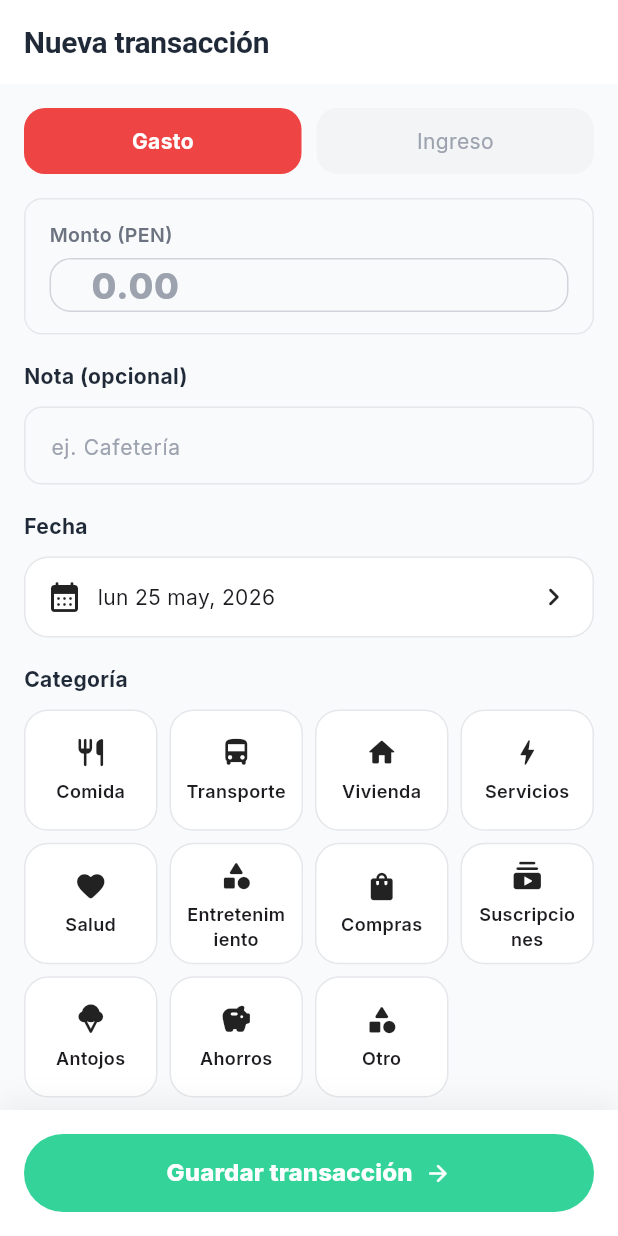
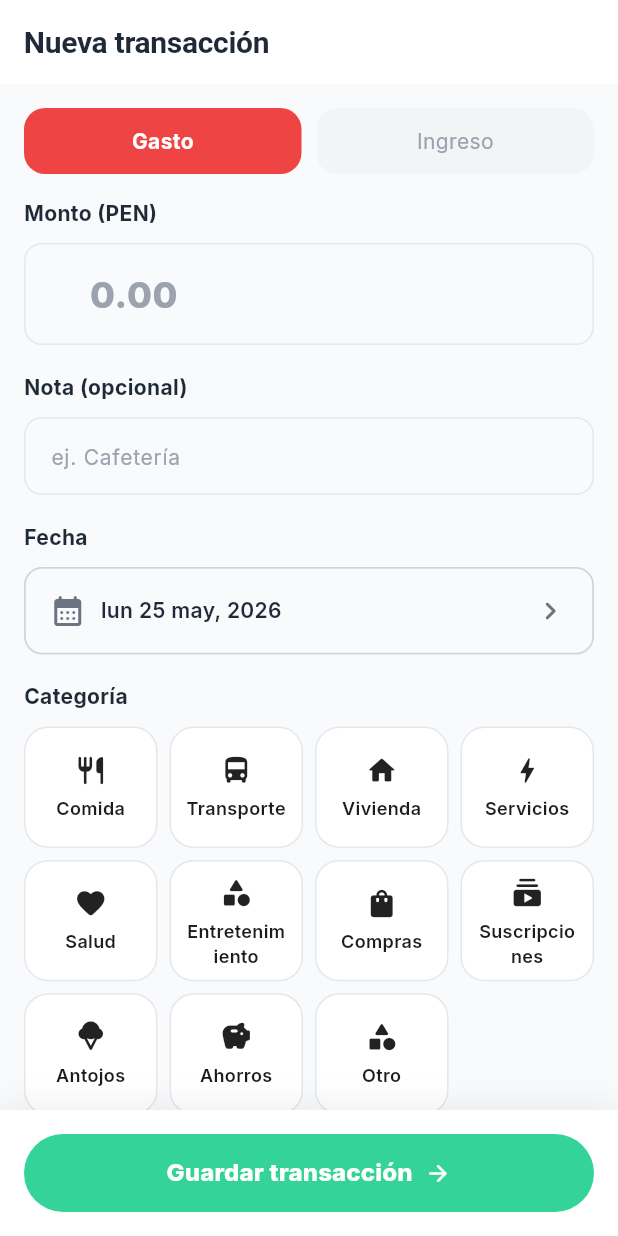
Before and after one commit to Tesis-2026/zenda_fronted_app, a Flutter app: the AddTransactionScreen screen opened by its route, on a phone screen of 412 x 824 dp. Run offline on Flutter 3.47's test engine with Material 3 defaults, Android fonts, the phone set to English and light mode, and no system bars; our stand-ins replace connectivity_plus, fl_chart, flutter_riverpod, flutter_secure_storage, go_router, google_fonts and 2 more; accounts and stored records are empty.

Commit message:
fix(ui): amount input double rectangle + invisible date picker tile
User-reported on the add-transaction screen (mock build):
1. Amount field showed two stacked rectangles (outer "Cantidad" card
   wrapping an inner input box).
2. Date picker tile had no visible border on the white surface — the
   user couldn't tell where to tap to open the picker.

Amount:
  AmountInputField used to be an outer bordered Container holding its
  own label + an unstyled TextField. The global InputDecorationTheme
  (light_theme.dart) sets `filled: true / fillColor: white / border:
  OutlineInputBorder`, which Flutter painted *underneath* the inner
  TextField regardless of the widget's explicit
  `filled: false, border: InputBorder.none`. Result: outer Container
  + theme-driven inner field box = double rectangle.

  Fix: AmountInputField is now a single themed TextField (matches
  AppTextField surface + adds large bold value + colored "S/" prefix).
  The `label` parameter was removed — callers render their own
  FieldLabel/Text above, same convention the budget screen already
  used. Updated 4 call sites (budget x2, add-transaction,
  edit-transaction).

Date picker:
  `_DatePickerTile` used `colors.card` (white) on `colors.bg`
  (#F9FAFB) with a `colors.border` (#E5E7EB) outline. Three near-white
  surfaces stacked → tile vanished into the form.

  Fix: switched the tile fill to #F9FAFB (same as input fields), made
  the border darker (#D1D5DB) and slightly thicker (1.2), and gave
  the chevron + calendar icons explicit `colors.textMuted` so the
  affordance reads as "tappable form field".

Co-Authored-By: Claude Opus 4.7 (1M context) <noreply@anthropic.com>

```diff
--- a/lib/core/widgets/amount_input_field.dart
+++ b/lib/core/widgets/amount_input_field.dart
@@ -1,75 +1,69 @@
 import 'package:flutter/material.dart';
 
+import '../theme/app_colors.dart';
+
+/// Single, themed amount input — large bold value with a colored "S/"
+/// prefix. Callers are expected to render their own label (e.g. via
+/// `FieldLabel`) above; this widget intentionally has NO outer
+/// container so it doesn't paint a second rectangle on top of the
+/// global `InputDecorationTheme` fill the framework already provides.
 class AmountInputField extends StatelessWidget {
   const AmountInputField({
     super.key,
     required this.controller,
-    required this.label,
     this.onChanged,
     this.autofocus = false,
     this.textInputAction,
   });
 
   final TextEditingController controller;
-  final String label;
   final ValueChanged<String>? onChanged;
   final bool autofocus;
   final TextInputAction? textInputAction;
 
   @override
   Widget build(BuildContext context) {
-    return Container(
-      width: double.infinity,
-      padding: const EdgeInsets.symmetric(horizontal: 16, vertical: 14),
-      decoration: BoxDecoration(
-        color: const Color(0xFFF9FAFB),
-        borderRadius: BorderRadius.circular(12),
-        border: Border.all(color: const Color(0xFFE5E7EB)),
-      ),
-      child: Column(
-        crossAxisAlignment: CrossAxisAlignment.start,
-        children: [
-          Text(
-            label,
-            style: const TextStyle(
-              color: Color(0xFF6B7280),
-              fontSize: 13,
-              fontWeight: FontWeight.w600,
-            ),
-          ),
-          const SizedBox(height: 6),
-          TextField(
+    return TextField(
       controller: controller,
       autofocus: autofocus,
       keyboardType: const TextInputType.numberWithOptions(decimal: true),
       textInputAction: textInputAction,
+      onChanged: onChanged,
       style: const TextStyle(
         color: Color(0xFF1F2937),
         fontSize: 24,
         fontWeight: FontWeight.w800,
       ),
-            decoration: const InputDecoration(
-              filled: false,
-              border: InputBorder.none,
-              isDense: true,
-              contentPadding: EdgeInsets.zero,
+      decoration: InputDecoration(
+        filled: true,
+        fillColor: const Color(0xFFF9FAFB),
+        contentPadding:
+            const EdgeInsets.symmetric(horizontal: 16, vertical: 16),
+        border: OutlineInputBorder(
+          borderRadius: BorderRadius.circular(12),
+          borderSide: const BorderSide(color: Color(0xFFE5E7EB)),
+        ),
+        enabledBorder: OutlineInputBorder(
+          borderRadius: BorderRadius.circular(12),
+          borderSide: const BorderSide(color: Color(0xFFE5E7EB)),
+        ),
+        focusedBorder: OutlineInputBorder(
+          borderRadius: BorderRadius.circular(12),
+          borderSide: const BorderSide(color: AppColors.primary, width: 1.5),
+        ),
         prefixText: 'S/ ',
-              prefixStyle: TextStyle(
-                color: Color(0xFF34D399),
+        prefixStyle: const TextStyle(
+          color: AppColors.primary,
           fontSize: 18,
           fontWeight: FontWeight.w700,
         ),
         hintText: '0.00',
-              hintStyle: TextStyle(
+        hintStyle: const TextStyle(
           color: Color(0xFF9CA3AF),
           fontSize: 24,
           fontWeight: FontWeight.w800,
         ),
       ),
-            onChanged: onChanged,
-          ),
-        ],
-      ),
     );
   }
 }
--- a/lib/features/budget/budget_screen.dart
+++ b/lib/features/budget/budget_screen.dart
@@ -417,10 +417,7 @@ class _CreateBudgetSheetState extends State<_CreateBudgetSheet> {
             const SizedBox(height: 16),
             FieldLabel(l10n.budgetAmountLabel),
             const SizedBox(height: 8),
-            AmountInputField(
-              controller: _amountController,
-              label: l10n.budgetAmountLabel,
-            ),
+            AmountInputField(controller: _amountController),
             const SizedBox(height: 16),
             // Period (month + year) row
             Row(
@@ -581,11 +578,7 @@ class _EditBudgetSheetState extends State<_EditBudgetSheet> {
           const SizedBox(height: 16),
           FieldLabel(l10n.budgetAmountLabel),
           const SizedBox(height: 8),
-          AmountInputField(
-            controller: _controller,
-            label: l10n.budgetAmountLabel,
-            autofocus: true,
-          ),
+          AmountInputField(controller: _controller, autofocus: true),
           const SizedBox(height: 24),
           AppPrimaryButton(
             label: l10n.commonSave,
--- a/lib/features/transactions/add_transaction_screen.dart
+++ b/lib/features/transactions/add_transaction_screen.dart
@@ -184,9 +184,16 @@ class _AddTransactionScreenState extends ConsumerState<AddTransactionScreen> {
                     const SizedBox(height: 16),
 
                     // Amount input
+                    Text(
+                      l10n.txAmountLabel,
+                      style: TextStyle(
+                        fontWeight: FontWeight.w700,
+                        color: colors.textPrimary,
+                      ),
+                    ),
+                    const SizedBox(height: 10),
                     AmountInputField(
                       controller: _amountController,
-                      label: l10n.txAmountLabel,
                       onChanged: controller.setAmountFromText,
                       textInputAction: TextInputAction.next,
                     ),
@@ -438,22 +445,34 @@ class _DatePickerTile extends StatelessWidget {
     final text = DateFormat('EEE d MMM, yyyy', 'es').format(date);
     return InkWell(
       onTap: onPick,
-      borderRadius: BorderRadius.circular(16),
+      borderRadius: BorderRadius.circular(12),
       child: Ink(
-        padding: const EdgeInsets.symmetric(horizontal: 14, vertical: 14),
+        padding: const EdgeInsets.symmetric(horizontal: 16, vertical: 16),
         decoration: BoxDecoration(
-          color: colors.card,
-          borderRadius: BorderRadius.circular(16),
-          border: Border.all(color: colors.border),
+          // Match AmountInputField/AppTextField surface so date picker
+          // reads as a tappable form field, not a flat card. The
+          // previous `colors.card` (white) on `colors.bg` (#F9FAFB)
+          // had ~zero contrast — user couldn't see where to tap.
+          color: const Color(0xFFF9FAFB),
+          borderRadius: BorderRadius.circular(12),
+          border: Border.all(color: const Color(0xFFD1D5DB), width: 1.2),
         ),
         child: Row(
           children: [
-            const Icon(Icons.calendar_month_rounded),
+            Icon(Icons.calendar_month_rounded, color: colors.textMuted),
             const SizedBox(width: 10),
             Expanded(
-              child: Text(text, maxLines: 1, overflow: TextOverflow.ellipsis),
+              child: Text(
+                text,
+                maxLines: 1,
+                overflow: TextOverflow.ellipsis,
+                style: TextStyle(
+                  color: colors.textPrimary,
+                  fontWeight: FontWeight.w600,
+                ),
+              ),
             ),
-            const Icon(Icons.chevron_right_rounded),
+            Icon(Icons.chevron_right_rounded, color: colors.textMuted),
           ],
         ),
       ),
--- a/lib/features/transactions/edit_transaction_screen.dart
+++ b/lib/features/transactions/edit_transaction_screen.dart
@@ -135,10 +135,9 @@ class _EditTransactionScreenState
               incomeLabel: l10n.txIncome,
             ),
             const SizedBox(height: 16),
-            AmountInputField(
-              controller: _amountController,
-              label: l10n.txAmountLabel,
-            ),
+            FieldLabel(l10n.txAmountLabel),
+            const SizedBox(height: 6),
+            AmountInputField(controller: _amountController),
             const SizedBox(height: 16),
             FieldLabel(l10n.txNoteLabel),
             const SizedBox(height: 6),
```
Lines whose indentation alone changed are shown as unchanged.
